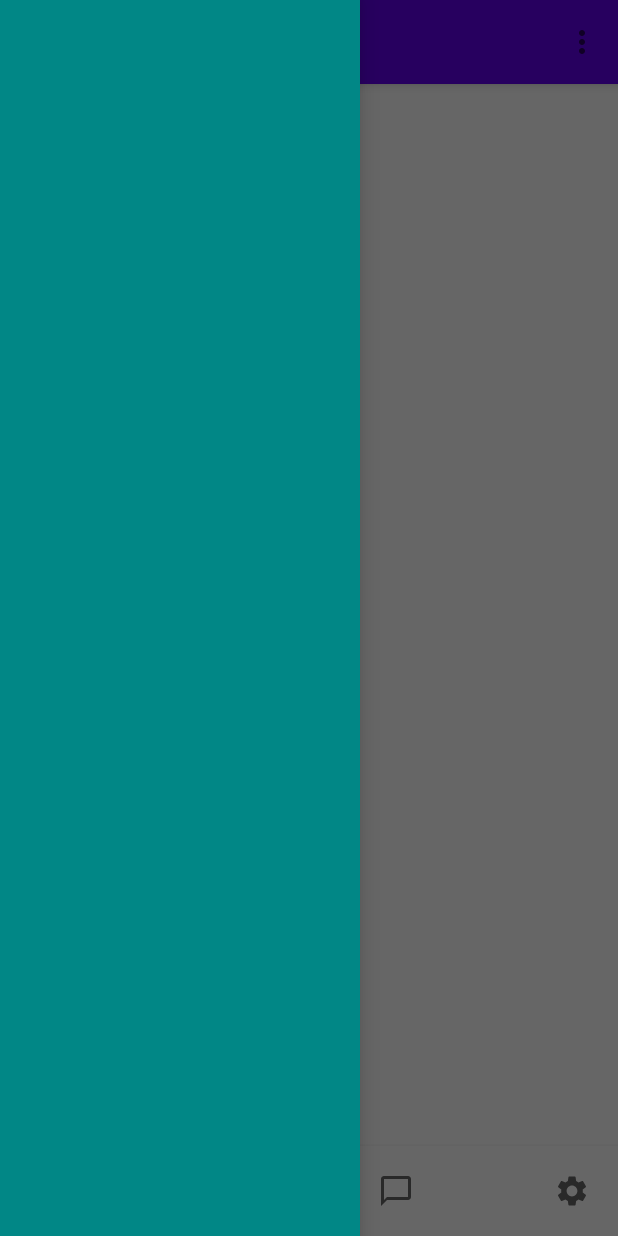
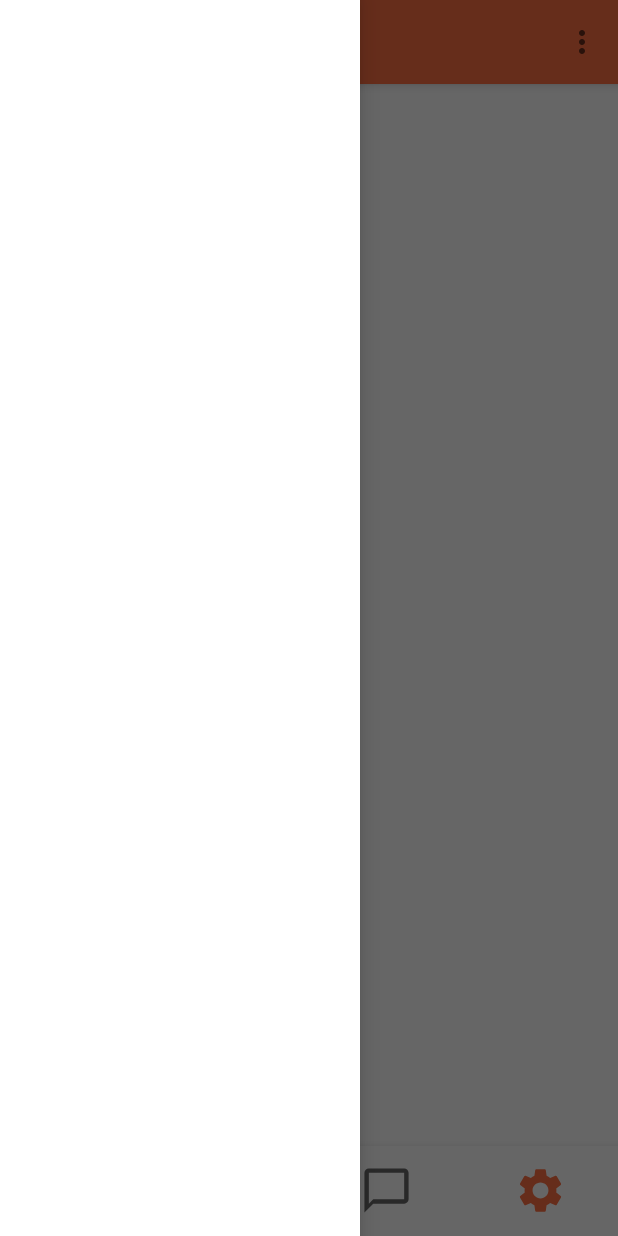
Before and after one commit to fideldalmasso/Patitas, an Android app: the screen it shows after launch (MainActivity), with the side drawer open, on a phone screen of 412 x 824 dp. Run offline under Robolectric (Android 15) with nearby library versions, the phone set to English and light mode, and no system bars.

Commit message:
cambia tamaño iconos de barra inferior y colores del tema

```diff
--- a/app/src/main/java/com/example/patitas/MainActivity.java
+++ b/app/src/main/java/com/example/patitas/MainActivity.java
@@ -1,5 +1,6 @@
 package com.example.patitas;
 
+import android.support.design.widget.BottomNavigationView;
 import android.support.v4.widget.DrawerLayout;
 import android.support.v7.app.AppCompatActivity;
 import android.os.Bundle;
@@ -15,7 +16,7 @@ public class MainActivity extends AppCompatActivity {
 
     Toolbar toolbar;
     DrawerLayout drawer;
-    ActionMenuView bottomBar;
+    BottomNavigationView bottomBar;
 
     @Override
     protected void onCreate(Bundle savedInstanceState) {
@@ -43,7 +44,7 @@ public class MainActivity extends AppCompatActivity {
     public boolean onCreateOptionsMenu(Menu menu) {
         getMenuInflater().inflate(R.menu.menu_toolbar,menu);
 
-        bottomBar = (ActionMenuView)findViewById(R.id.bottom_toolbar);
+        bottomBar = findViewById(R.id.bottom_toolbar);
         Menu bottomMenu = bottomBar.getMenu();
         getMenuInflater().inflate(R.menu.menu_bottom_toolbar, bottomMenu);
         for (int i = 0; i < bottomMenu.size(); i++) {
--- a/app/src/main/res/drawable/ic_baseline_chat_bubble_outline_24.xml
+++ /dev/null
@@ -1,10 +0,0 @@
-<vector xmlns:android="http://schemas.android.com/apk/res/android"
-    android:width="24dp"
-    android:height="24dp"
-    android:viewportWidth="24"
-    android:viewportHeight="24"
-    android:tint="?attr/colorControlNormal">
-  <path
-      android:fillColor="@android:color/white"
-      android:pathData="M20,2L4,2c-1.1,0 -2,0.9 -2,2v18l4,-4h14c1.1,0 2,-0.9 2,-2L22,4c0,-1.1 -0.9,-2 -2,-2zM20,16L6,16l-2,2L4,4h16v12z"/>
-</vector>
--- /dev/null
+++ b/app/src/main/res/drawable/ic_baseline_chat_bubble_outline_60.xml
@@ -0,0 +1,5 @@
+<vector android:height="60dp" android:tint="?attr/colorControlNormal"
+    android:viewportHeight="24" android:viewportWidth="24"
+    android:width="60dp" xmlns:android="http://schemas.android.com/apk/res/android">
+    <path android:fillColor="@android:color/white" android:pathData="M20,2L4,2c-1.1,0 -2,0.9 -2,2v18l4,-4h14c1.1,0 2,-0.9 2,-2L22,4c0,-1.1 -0.9,-2 -2,-2zM20,16L6,16l-2,2L4,4h16v12z"/>
+</vector>
--- a/app/src/main/res/drawable/ic_baseline_home_24.xml
+++ /dev/null
@@ -1,10 +0,0 @@
-<vector xmlns:android="http://schemas.android.com/apk/res/android"
-    android:width="24dp"
-    android:height="24dp"
-    android:viewportWidth="24"
-    android:viewportHeight="24"
-    android:tint="?attr/colorControlNormal">
-  <path
-      android:fillColor="@android:color/white"
-      android:pathData="M10,20v-6h4v6h5v-8h3L12,3 2,12h3v8z"/>
-</vector>
--- a/app/src/main/res/drawable/ic_baseline_search_24.xml
+++ /dev/null
@@ -1,10 +0,0 @@
-<vector xmlns:android="http://schemas.android.com/apk/res/android"
-    android:width="24dp"
-    android:height="24dp"
-    android:viewportWidth="24"
-    android:viewportHeight="24"
-    android:tint="?attr/colorControlNormal">
-  <path
-      android:fillColor="@android:color/white"
-      android:pathData="M15.5,14h-0.79l-0.28,-0.27C15.41,12.59 16,11.11 16,9.5 16,5.91 13.09,3 9.5,3S3,5.91 3,9.5 5.91,16 9.5,16c1.61,0 3.09,-0.59 4.23,-1.57l0.27,0.28v0.79l5,4.99L20.49,19l-4.99,-5zM9.5,14C7.01,14 5,11.99 5,9.5S7.01,5 9.5,5 14,7.01 14,9.5 11.99,14 9.5,14z"/>
-</vector>
--- /dev/null
+++ b/app/src/main/res/drawable/ic_baseline_search_60.xml
@@ -0,0 +1,5 @@
+<vector android:height="60dp" android:tint="?attr/colorControlNormal"
+    android:viewportHeight="24" android:viewportWidth="24"
+    android:width="60dp" xmlns:android="http://schemas.android.com/apk/res/android">
+    <path android:fillColor="@android:color/white" android:pathData="M15.5,14h-0.79l-0.28,-0.27C15.41,12.59 16,11.11 16,9.5 16,5.91 13.09,3 9.5,3S3,5.91 3,9.5 5.91,16 9.5,16c1.61,0 3.09,-0.59 4.23,-1.57l0.27,0.28v0.79l5,4.99L20.49,19l-4.99,-5zM9.5,14C7.01,14 5,11.99 5,9.5S7.01,5 9.5,5 14,7.01 14,9.5 11.99,14 9.5,14z"/>
+</vector>
--- a/app/src/main/res/drawable/ic_baseline_settings_24.xml
+++ /dev/null
@@ -1,10 +0,0 @@
-<vector xmlns:android="http://schemas.android.com/apk/res/android"
-    android:width="24dp"
-    android:height="24dp"
-    android:viewportWidth="24"
-    android:viewportHeight="24"
-    android:tint="?attr/colorControlNormal">
-  <path
-      android:fillColor="@android:color/white"
-      android:pathData="M19.14,12.94c0.04,-0.3 0.06,-0.61 0.06,-0.94c0,-0.32 -0.02,-0.64 -0.07,-0.94l2.03,-1.58c0.18,-0.14 0.23,-0.41 0.12,-0.61l-1.92,-3.32c-0.12,-0.22 -0.37,-0.29 -0.59,-0.22l-2.39,0.96c-0.5,-0.38 -1.03,-0.7 -1.62,-0.94L14.4,2.81c-0.04,-0.24 -0.24,-0.41 -0.48,-0.41h-3.84c-0.24,0 -0.43,0.17 -0.47,0.41L9.25,5.35C8.66,5.59 8.12,5.92 7.63,6.29L5.24,5.33c-0.22,-0.08 -0.47,0 -0.59,0.22L2.74,8.87C2.62,9.08 2.66,9.34 2.86,9.48l2.03,1.58C4.84,11.36 4.8,11.69 4.8,12s0.02,0.64 0.07,0.94l-2.03,1.58c-0.18,0.14 -0.23,0.41 -0.12,0.61l1.92,3.32c0.12,0.22 0.37,0.29 0.59,0.22l2.39,-0.96c0.5,0.38 1.03,0.7 1.62,0.94l0.36,2.54c0.05,0.24 0.24,0.41 0.48,0.41h3.84c0.24,0 0.44,-0.17 0.47,-0.41l0.36,-2.54c0.59,-0.24 1.13,-0.56 1.62,-0.94l2.39,0.96c0.22,0.08 0.47,0 0.59,-0.22l1.92,-3.32c0.12,-0.22 0.07,-0.47 -0.12,-0.61L19.14,12.94zM12,15.6c-1.98,0 -3.6,-1.62 -3.6,-3.6s1.62,-3.6 3.6,-3.6s3.6,1.62 3.6,3.6S13.98,15.6 12,15.6z"/>
-</vector>
--- /dev/null
+++ b/app/src/main/res/drawable/ic_baseline_settings_60.xml
@@ -0,0 +1,5 @@
+<vector android:height="60dp" android:tint="?attr/colorControlNormal"
+    android:viewportHeight="24" android:viewportWidth="24"
+    android:width="60dp" xmlns:android="http://schemas.android.com/apk/res/android">
+    <path android:fillColor="@android:color/white" android:pathData="M19.14,12.94c0.04,-0.3 0.06,-0.61 0.06,-0.94c0,-0.32 -0.02,-0.64 -0.07,-0.94l2.03,-1.58c0.18,-0.14 0.23,-0.41 0.12,-0.61l-1.92,-3.32c-0.12,-0.22 -0.37,-0.29 -0.59,-0.22l-2.39,0.96c-0.5,-0.38 -1.03,-0.7 -1.62,-0.94L14.4,2.81c-0.04,-0.24 -0.24,-0.41 -0.48,-0.41h-3.84c-0.24,0 -0.43,0.17 -0.47,0.41L9.25,5.35C8.66,5.59 8.12,5.92 7.63,6.29L5.24,5.33c-0.22,-0.08 -0.47,0 -0.59,0.22L2.74,8.87C2.62,9.08 2.66,9.34 2.86,9.48l2.03,1.58C4.84,11.36 4.8,11.69 4.8,12s0.02,0.64 0.07,0.94l-2.03,1.58c-0.18,0.14 -0.23,0.41 -0.12,0.61l1.92,3.32c0.12,0.22 0.37,0.29 0.59,0.22l2.39,-0.96c0.5,0.38 1.03,0.7 1.62,0.94l0.36,2.54c0.05,0.24 0.24,0.41 0.48,0.41h3.84c0.24,0 0.44,-0.17 0.47,-0.41l0.36,-2.54c0.59,-0.24 1.13,-0.56 1.62,-0.94l2.39,0.96c0.22,0.08 0.47,0 0.59,-0.22l1.92,-3.32c0.12,-0.22 0.07,-0.47 -0.12,-0.61L19.14,12.94zM12,15.6c-1.98,0 -3.6,-1.62 -3.6,-3.6s1.62,-3.6 3.6,-3.6s3.6,1.62 3.6,3.6S13.98,15.6 12,15.6z"/>
+</vector>
--- a/app/src/main/res/layout/activity_main.xml
+++ b/app/src/main/res/layout/activity_main.xml
@@ -1,5 +1,6 @@
 <?xml version="1.0" encoding="utf-8"?>
 <android.support.v4.widget.DrawerLayout xmlns:android="http://schemas.android.com/apk/res/android"
+    xmlns:app="http://schemas.android.com/apk/res-auto"
     android:id="@+id/drawer_layout"
     android:layout_width="match_parent"
     android:layout_height="match_parent">
@@ -23,14 +24,16 @@
             android:layout_height="wrap_content"
             android:layout_weight="1" />
 
-        <android.support.v7.widget.ActionMenuView
+        <android.support.design.widget.BottomNavigationView
             android:id="@+id/bottom_toolbar"
             android:layout_width="match_parent"
+            app:itemIconSize="35dp"
             android:layout_height="60dp"
             android:layout_alignParentBottom="true"
             android:background="@color/white"
             android:elevation="4dp"
-           />
+            app:labelVisibilityMode="unlabeled"
+            />
 
 
     </LinearLayout>
@@ -40,7 +43,7 @@
         android:layout_width="240dp"
         android:layout_height="match_parent"
         android:layout_gravity="start"
-        android:background="@color/teal_700"
+        android:background="@color/white"
         android:choiceMode="singleChoice"
         android:divider="@android:color/transparent"
         android:dividerHeight="0dp" />
--- a/app/src/main/res/menu/menu_bottom_toolbar.xml
+++ b/app/src/main/res/menu/menu_bottom_toolbar.xml
@@ -7,15 +7,15 @@
         android:title="boton_home"
         app:showAsAction="always" />
     <item
-        android:icon="@drawable/ic_baseline_search_24"
+        android:icon="@drawable/ic_baseline_search_60"
         android:title="boton_buscar"
         app:showAsAction="always" />
     <item
-        android:icon="@drawable/ic_baseline_chat_bubble_outline_24"
+        android:icon="@drawable/ic_baseline_chat_bubble_outline_60"
         android:title="boton_chats"
         app:showAsAction="always" />
     <item
-        android:icon="@drawable/ic_baseline_settings_24"
+        android:icon="@drawable/ic_baseline_settings_60"
         android:title="boton_ajustes"
         app:showAsAction="always" />
 </menu>
--- a/app/src/main/res/values/colors.xml
+++ b/app/src/main/res/values/colors.xml
@@ -7,4 +7,13 @@
     <color name="teal_700">#FF018786</color>
     <color name="black">#FF000000</color>
     <color name="white">#FFFFFFFF</color>
+
+    <color name="primaryColor">#ff7043</color>
+    <color name="primaryLightColor">#ffa270</color>
+    <color name="primaryDarkColor">#c63f17</color>
+    <color name="secondaryColor">#ff7043</color>
+    <color name="secondaryLightColor">#ffa270</color>
+    <color name="secondaryDarkColor">#c63f17</color>
+    <color name="primaryTextColor">#000000</color>
+    <color name="secondaryTextColor">#000000</color>
 </resources>
--- a/app/src/main/res/values/themes.xml
+++ b/app/src/main/res/values/themes.xml
@@ -2,9 +2,10 @@
     <!-- Base application theme. -->
     <style name="Theme.Patitas" parent="Theme.MaterialComponents.Light.NoActionBar">
         <!-- Primary brand color. -->
-        <item name="colorPrimary">@color/purple_500</item>
-        <item name="colorPrimaryDark">@color/purple_700</item>
-        <item name="colorAccent">@color/teal_200</item>
+        <item name="colorPrimary">@color/primaryColor</item>
+        <item name="colorPrimaryDark">@color/primaryDarkColor</item>
+        <item name="colorAccent">@color/white</item>
         <!-- Customize your theme here. -->
+
     </style>
 </resources>
```
